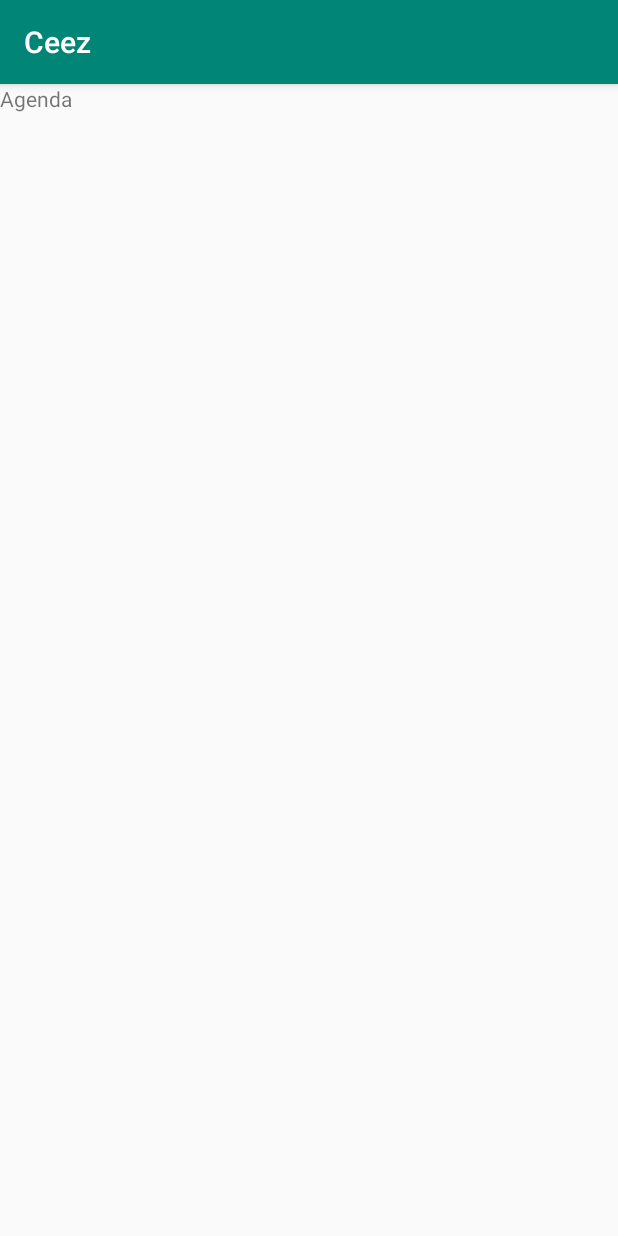
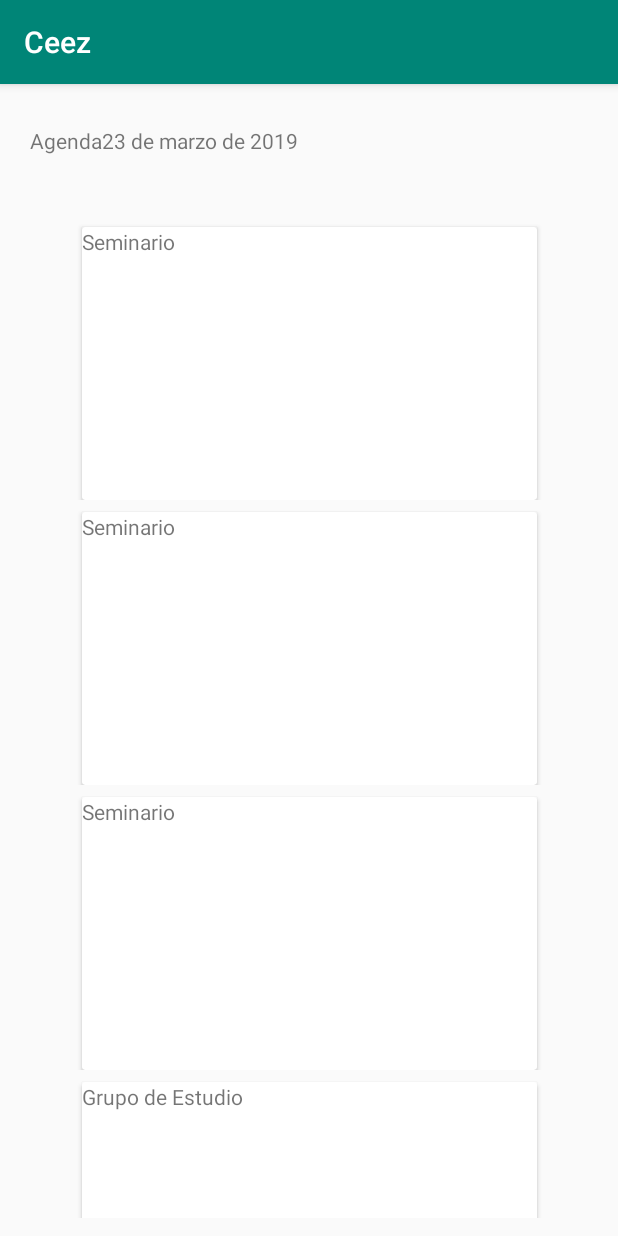
Before and after one commit to adatapoint/Ceez, an Android app: the screen it shows after launch (MainActivity), on a phone screen of 412 x 824 dp. Run offline under Robolectric (Android 15) with nearby library versions, the phone set to English and light mode, and no system bars.

Commit message:
Working recycler view

```diff
--- a/app/build.gradle
+++ b/app/build.gradle
@@ -27,6 +27,7 @@ dependencies {
     implementation"org.jetbrains.kotlin:kotlin-stdlib-jdk7:$kotlin_version"
     implementation 'com.android.support:appcompat-v7:28.0.0'
     implementation 'com.android.support.constraint:constraint-layout:1.1.3'
+    implementation 'com.android.support:cardview-v7:28.0.0'
     testImplementation 'junit:junit:4.12'
     androidTestImplementation 'com.android.support.test:runner:1.0.2'
     androidTestImplementation 'com.android.support.test.espresso:espresso-core:3.0.2'
--- a/app/src/main/java/co/com/geosat/ceez/MainActivity.kt
+++ b/app/src/main/java/co/com/geosat/ceez/MainActivity.kt
@@ -2,11 +2,86 @@ package co.com.geosat.ceez
 
 import android.support.v7.app.AppCompatActivity
 import android.os.Bundle
+import android.support.v7.widget.LinearLayoutManager
+import android.support.v7.widget.RecyclerView
+import co.com.geosat.ceez.model.Sesion
+import co.com.geosat.ceez.model.Url
+import kotlinx.android.synthetic.main.activity_main.*
 
 class MainActivity : AppCompatActivity() {
+
+    var sesiones: ArrayList<Sesion>? = null
+    var urlsCapital: ArrayList<Url>? = null
+    var urlsLenguaje: ArrayList<Url>? = null
+    var expositoresQuijote: ArrayList<String>? = null
 
     override fun onCreate(savedInstanceState: Bundle?) {
         super.onCreate(savedInstanceState)
         setContentView(R.layout.activity_main)
+
+        urlsCapital?.add(Url("https://drive.google.com/open?id=0B5O_lhOUxHupNG5vVmVRR19JTkk"))
+        urlsLenguaje?.add(Url("https://drive.google.com/open?id=0B0LPs9Khw_z7NElDRXhtS3FVTlk"))
+        expositoresQuijote?.add("Andrés Galeano")
+
+        sesiones = ArrayList()
+        sesiones?.add(Sesion(
+            "Leer el Capital",
+            "Seminario",
+            "8:00 am",
+            "1 hora y media",
+            "El Capital",
+            "Sección cuarta: Maquinaria y gran industria - Acápite 5 Lucha entre el obrero y la máquina",
+            null,
+            null,
+            null,
+            urlsCapital,
+            "Universidad Nacional - Bloque 46 - Salón 114"
+            )
+        )
+        sesiones?.add(Sesion(
+            "El Ser y el Lenguaje",
+            "Seminario",
+            "10:30 am",
+            "1 hora y media",
+            "Conferencias Caraqueñas",
+            "Elementos de epistemología",
+            "páginas",
+            null,
+            null,
+            urlsLenguaje,
+            "Universidad Nacional - Bloque 46 - Salón 114"
+            )
+        )
+        sesiones?.add(Sesion(
+            "El Quijote",
+            "Seminario",
+            "1:15 pm",
+            "2 horas",
+            "Segunda parte del Ingenioso Caballero Don Quijote de la Mancha",
+            "Capítulo XXXII De la respuesta que dio don Quijote a su reprehensor, con otros graves y graciosos sucesos.",
+            null,
+            expositoresQuijote,
+            null,
+            null,
+            "Universidad Nacional - Bloque 46 - Salón 114"
+            )
+        )
+        sesiones?.add(Sesion(
+            "Obra de Estanislao Zuleta",
+            "Grupo de Estudio",
+            "3:30 pm",
+            "1 hora y media",
+            "El pensamiento psicoanalítico",
+            "Capítulo 1 - Sobre la psicosis",
+            null,
+            null,
+            null,
+            null,
+            "Universidad Nacional - Bloque 46 - Salón 114"
+            )
+        )
+
+        recyclerViewSesion.layoutManager = LinearLayoutManager(this)
+        recyclerViewSesion.adapter = SesionAdapter(sesiones)
     }
 }
--- /dev/null
+++ b/app/src/main/java/co/com/geosat/ceez/SesionAdapter.kt
@@ -0,0 +1,51 @@
+package co.com.geosat.ceez
+
+import android.support.v7.widget.CardView
+import android.support.v7.widget.RecyclerView
+import android.view.LayoutInflater
+import android.view.View
+import android.view.ViewGroup
+import android.widget.TextView
+import android.widget.Toast
+import co.com.geosat.ceez.model.Sesion
+import kotlinx.android.synthetic.main.sesion_adapter.view.*
+
+class SesionAdapter (var items: ArrayList<Sesion>?): RecyclerView.Adapter<SesionAdapter.ViewHolder>() {
+
+    var viewHolder: ViewHolder? = null
+
+    override fun getItemCount(): Int {
+        return this.items?.count()!!
+    }
+
+    override fun onBindViewHolder(holder: ViewHolder, p1: Int) {
+        val item = items?.get(p1)
+        holder.textViewNombre?.text = item?.nombre
+        holder.textViewTipo?.text = item?.tipo
+
+        holder.cardViewSesion?.setOnClickListener {
+            Toast.makeText(it.context,"Item is clicked", Toast.LENGTH_SHORT).show()
+        }
+    }
+
+    class ViewHolder(view: View): RecyclerView.ViewHolder(view) {
+
+        var cardViewSesion: CardView? = null
+        var textViewNombre: TextView? = null
+        var textViewTipo: TextView? = null
+
+        init {
+            this.cardViewSesion = view.cardViewSesion
+            this.textViewNombre = view.textViewNombre
+            this.textViewTipo = view.textViewTipo
+        }
+
+
+    }
+
+    override fun onCreateViewHolder(p0: ViewGroup, p1: Int): SesionAdapter.ViewHolder {
+        val view = LayoutInflater.from(p0.context).inflate(R.layout.sesion_adapter, p0,false)
+        viewHolder = ViewHolder(view)
+        return viewHolder!!
+    }
+}
--- a/app/src/main/res/layout/activity_main.xml
+++ b/app/src/main/res/layout/activity_main.xml
@@ -6,9 +6,42 @@
         android:layout_width="match_parent"
         android:layout_height="match_parent"
         tools:context=".MainActivity">
-    <TextView
-            android:text="@string/agenda"
-            android:layout_width="wrap_content"
+
+    <LinearLayout
+            android:layout_width="match_parent"
             android:layout_height="wrap_content"
-            android:id="@+id/textView"/>
+            android:layout_marginTop="8dp"
+            android:padding="20dp"
+            app:layout_constraintTop_toTopOf="parent"
+            android:orientation="vertical">
+
+        <LinearLayout
+                android:layout_width="match_parent"
+                android:layout_height="wrap_content"
+                android:orientation="horizontal"
+                android:layout_marginBottom="40dp">
+
+            <TextView
+                    android:text="@string/agenda"
+                    android:layout_width="wrap_content"
+                    android:layout_height="wrap_content"/>
+
+
+            <TextView
+                    android:text="23 de marzo de 2019"
+                    android:layout_width="wrap_content"
+                    android:layout_height="wrap_content"
+                    android:id="@+id/textViewFecha"/>
+
+
+        </LinearLayout>
+
+            <android.support.v7.widget.RecyclerView
+                    android:layout_width="match_parent"
+                    android:layout_height="wrap_content"
+                    android:id="@+id/recyclerViewSesion"/>
+
+
+    </LinearLayout>
+
 </android.support.constraint.ConstraintLayout>
--- /dev/null
+++ b/app/src/main/res/layout/sesion_adapter.xml
@@ -0,0 +1,53 @@
+<?xml version="1.0" encoding="utf-8"?>
+<android.support.constraint.ConstraintLayout
+        xmlns:android="http://schemas.android.com/apk/res/android"
+        xmlns:app="http://schemas.android.com/apk/res-auto" xmlns:tools="http://schemas.android.com/tools"
+        android:layout_width="match_parent"
+        android:layout_height="match_parent">
+
+    <android.support.v7.widget.CardView
+            android:layout_width="303dp"
+            android:layout_height="182dp"
+            android:padding="10dp"
+            android:id="@+id/cardViewSesion"
+            android:background="@color/cardview_shadow_start_color"
+            android:layout_marginTop="8dp"
+            app:layout_constraintTop_toTopOf="parent"
+            app:layout_constraintEnd_toEndOf="parent"
+            android:layout_marginEnd="8dp"
+            app:layout_constraintStart_toStartOf="parent"
+            android:layout_marginStart="8dp">
+
+        <LinearLayout
+                android:layout_width="match_parent"
+                android:layout_height="wrap_content"
+                android:orientation="vertical">
+
+            <LinearLayout
+                    android:layout_width="match_parent"
+                    android:layout_height="wrap_content"
+                    android:orientation="horizontal">
+
+                <TextView
+                        android:id="@+id/textViewTipo"
+                        android:layout_width="match_parent"
+                        android:layout_height="wrap_content"/>
+
+                <TextView
+                        android:layout_width="wrap_content"
+                        android:layout_height="wrap_content"
+                        android:text="@string/space"/>
+
+                <TextView
+                        android:id="@+id/textViewNombre"
+                        android:layout_width="match_parent"
+                        android:layout_height="wrap_content"/>
+
+            </LinearLayout>
+
+        </LinearLayout>
+
+    </android.support.v7.widget.CardView>
+
+
+</android.support.constraint.ConstraintLayout>
--- a/app/src/main/res/values/strings.xml
+++ b/app/src/main/res/values/strings.xml
@@ -1,4 +1,6 @@
 <resources>
     <string name="app_name">Ceez</string>
     <string name="agenda">Agenda</string>
+    <string name="del">del</string>
+    <string name="space"/>
 </resources>
```
